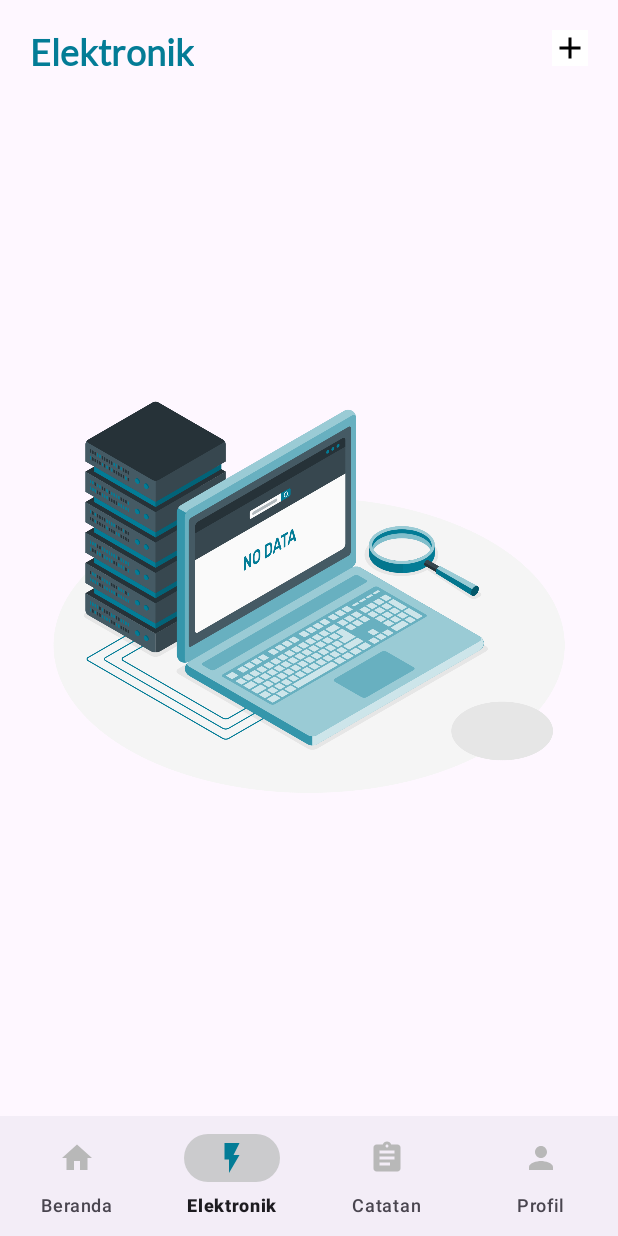
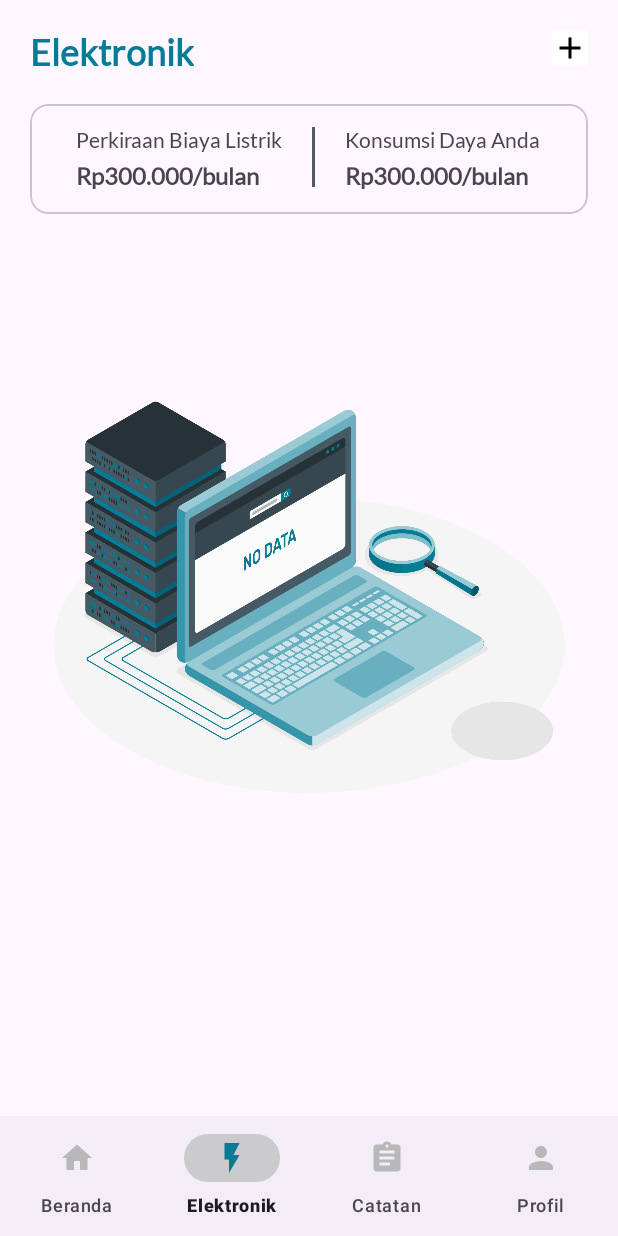
Before and after one commit to chintya98/vetric_mobileApp, an Android app: the screen it shows after launch once a user with an empty profile is signed in (MainActivity), item 2 of the bottom bar chosen, on a phone screen of 412 x 824 dp. Run offline under Robolectric (Android 15) with nearby library versions, the light colour scheme and no system bars; our stand-ins replace Firebase (no records; nobody signed in at launch, a user with empty details on screens opened directly).

Commit message:
lengkapii halaman elektronik

```diff
--- a/app/src/main/java/com/anggun_chintya/vetric/BerandaFragment.kt
+++ b/app/src/main/java/com/anggun_chintya/vetric/BerandaFragment.kt
@@ -46,8 +46,6 @@ class BerandaFragment : Fragment() {
             override fun onFailure(call: Call<WeatherApp>, t: Throwable) {
                 TODO("Not yet implemented")
             }
-
         })
-
     }
 }
--- a/app/src/main/java/com/anggun_chintya/vetric/Catatan/CatatanFragment.kt
+++ b/app/src/main/java/com/anggun_chintya/vetric/Catatan/CatatanFragment.kt
@@ -47,9 +47,7 @@ class CatatanFragment : Fragment() {
     }
 
     private fun formTambah(){
-
         customView = TambahCatatanBinding.inflate(layoutInflater)
-
         customView.etInTgl.setOnClickListener {
             tampilkanDatePicker()
         }
@@ -73,9 +71,7 @@ class CatatanFragment : Fragment() {
                 dialog.dismiss()
             }
             .create()
-
         dialog.show()
-
     }
 
     private fun initRecyclerView() {
--- a/app/src/main/java/com/anggun_chintya/vetric/Catatan/DataCatatan.kt
+++ b/app/src/main/java/com/anggun_chintya/vetric/Catatan/DataCatatan.kt
@@ -5,7 +5,7 @@ import java.util.Date
 data class DataCatatan(
     var id: String = "",
     var judul: String = "",
-    var tanggal: Date = Date(), // Nilai default disetel ke Date() untuk mendapatkan tanggal dan waktu saat ini
+    var tanggal: Date = Date(),
     var pengeluaran: Double = 0.0,
     var userID: String? = null
 )
--- a/app/src/main/java/com/anggun_chintya/vetric/Catatan/RecyclerAdapter_Catatan.kt
+++ b/app/src/main/java/com/anggun_chintya/vetric/Catatan/RecyclerAdapter_Catatan.kt
@@ -91,7 +91,6 @@ class RecyclerAdapter_Catatan : RecyclerView.Adapter<RecyclerView.ViewHolder>()
 
             dialog.setPositiveButton("Simpan") { dialog, _ ->
 
-
                 }
                 .setNegativeButton("Batal") { dialog, _ ->
                     dialog.dismiss()
--- a/app/src/main/res/drawable/id_profil.xml
+++ b/app/src/main/res/drawable/id_profil.xml
@@ -1,4 +1,4 @@
-<vector android:height="24dp" android:tint="#000000"
+<vector android:height="24dp" android:tint="@color/primary"
     android:viewportHeight="24" android:viewportWidth="24"
     android:width="24dp" xmlns:android="http://schemas.android.com/apk/res/android">
     <path android:fillColor="@android:color/white" android:pathData="M12,12c2.21,0 4,-1.79 4,-4s-1.79,-4 -4,-4 -4,1.79 -4,4 1.79,4 4,4zM12,14c-2.67,0 -8,1.34 -8,4v2h16v-2c0,-2.66 -5.33,-4 -8,-4z"/>
--- a/app/src/main/res/layout/edit_catatan.xml
+++ b/app/src/main/res/layout/edit_catatan.xml
@@ -4,8 +4,7 @@
     android:layout_width="match_parent"
     android:layout_height="wrap_content"
     android:orientation="vertical"
-    android:padding="20dp"
-    tools:context=".Catatan.TambahCatatanFragment">
+    android:padding="20dp">
 
     <TextView
         android:id="@+id/tv_edJudul"
--- a/app/src/main/res/layout/fragment_elektronik.xml
+++ b/app/src/main/res/layout/fragment_elektronik.xml
@@ -31,12 +31,82 @@
         app:layout_constraintEnd_toEndOf="parent"
         app:layout_constraintTop_toTopOf="parent"/>
 
+    <com.google.android.material.card.MaterialCardView
+        android:id="@+id/card_perkiraan"
+        android:layout_width="match_parent"
+        android:layout_height="wrap_content"
+        app:layout_constraintTop_toBottomOf="@id/tv_Elektonik"
+        app:layout_constraintStart_toStartOf="parent"
+        app:layout_constraintEnd_toEndOf="parent"
+        app:contentPadding="15dp"
+        android:layout_marginTop="20dp">
+
+        <RelativeLayout
+            android:layout_width="wrap_content"
+            android:layout_height="wrap_content"
+            android:layout_gravity="center">
+
+            <TextView
+                android:id="@+id/tv_biayaListrik"
+                android:layout_width="wrap_content"
+                android:layout_height="wrap_content"
+                android:text="Perkiraan Biaya Listrik"
+                android:fontFamily="@font/lato"
+                android:textSize="14sp"/>
+
+            <TextView
+                android:id="@+id/tv_nilaiBiaya"
+                android:layout_width="wrap_content"
+                android:layout_height="wrap_content"
+                android:layout_marginTop="5dp"
+                android:text="Rp300.000/bulan"
+                android:layout_below="@id/tv_biayaListrik"
+                android:textStyle="bold"
+                android:fontFamily="@font/lato"
+                android:textSize="16sp"/>
+
+            <View
+                android:id="@+id/garis"
+                android:layout_width="2dp"
+                android:layout_height="40dp"
+                android:background="@color/gray"
+                android:layout_marginLeft="20dp"
+                android:layout_toRightOf="@id/tv_biayaListrik"/>
+
+            <TextView
+                android:id="@+id/tv_konsumsi"
+                android:layout_width="wrap_content"
+                android:layout_height="wrap_content"
+                android:layout_marginLeft="20dp"
+                android:text="Konsumsi Daya Anda"
+                android:textSize="14sp"
+                android:fontFamily="@font/lato"
+                android:layout_toRightOf="@id/garis"/>
+
+            <TextView
+                android:id="@+id/tv_nilaikonsumsi"
+                android:layout_width="wrap_content"
+                android:layout_height="wrap_content"
+                android:layout_marginTop="5dp"
+                android:text="Rp300.000/bulan"
+                android:layout_below="@id/tv_konsumsi"
+                android:layout_marginLeft="20dp"
+                android:layout_toRightOf="@id/garis"
+                android:textStyle="bold"
+                android:fontFamily="@font/lato"
+                android:textSize="16sp"/>
+
+        </RelativeLayout>
+
+    </com.google.android.material.card.MaterialCardView>
+
     <androidx.recyclerview.widget.RecyclerView
         android:id="@+id/rv_elektronik"
         android:layout_width="match_parent"
         android:layout_height="wrap_content"
+        android:layout_marginTop="20dp"
         app:layout_constraintStart_toStartOf="parent"
-        app:layout_constraintTop_toBottomOf="@id/tv_Elektonik"/>
+        app:layout_constraintTop_toBottomOf="@id/card_perkiraan"/>
 
     <ImageView
         android:id="@+id/noData"
--- a/app/src/main/res/layout/tambah_catatan.xml
+++ b/app/src/main/res/layout/tambah_catatan.xml
@@ -4,8 +4,7 @@
     android:layout_width="match_parent"
     android:layout_height="wrap_content"
     android:orientation="vertical"
-    android:padding="20dp"
-    tools:context=".Catatan.TambahCatatanFragment">
+    android:padding="20dp">
 
     <TextView
         android:id="@+id/tv_inJudul"
```
Also changed, not shown: app/src/main/java/com/anggun_chintya/vetric/Catatan/TambahCatatanFragment.kt (deleted, +0 -18 lines), app/src/main/res/layout/activity_login.xml (+11 -0 lines), app/src/main/res/layout/activity_registrasi.xml (+10 -1 lines), app/src/main/res/layout/fragment_profil.xml (+8 -8 lines).
